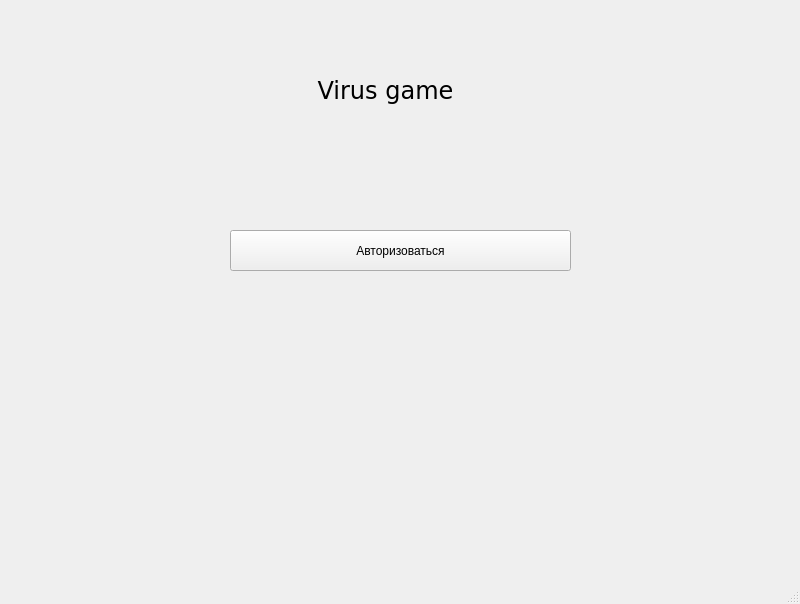
The window that helloWin.ui (fleron19/PygameProject) describes before a commit, drawn with Qt 5.
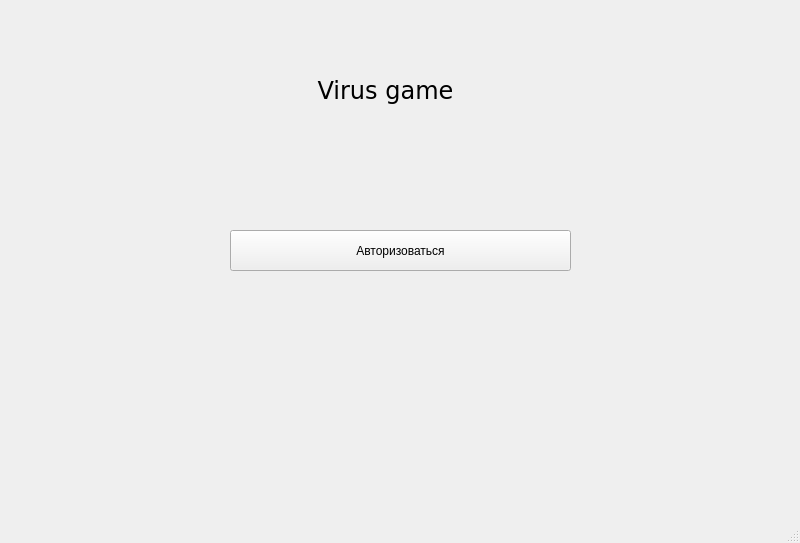
The same window after the commit. Icons and pictures are not drawn.

Commit message: Улучшено окно результатов игр, скруглены кнопки

```diff
--- a/helloWin.ui
+++ b/helloWin.ui
@@ -7,7 +7,7 @@
     <x>0</x>
     <y>0</y>
     <width>800</width>
-    <height>604</height>
+    <height>543</height>
    </rect>
   </property>
   <property name="sizePolicy">
```
The commit also changes 6 other files.
